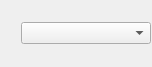
Above: qt/qtgo/qtgo/PlayerWidget.ui from alecs1/home before the change. Below: the same form after it.
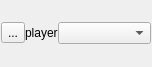
That is the form after the change.

Commit message: EOD. Can choose player strength, various stuffs. Publishable to GooglePlay.

```diff
--- a/qt/qtgo/qtgo/PlayerWidget.ui
+++ b/qt/qtgo/qtgo/PlayerWidget.ui
@@ -41,21 +41,28 @@
       <number>0</number>
      </property>
      <item>
-      <widget class="QLabel" name="playerColourLabel">
+      <widget class="QToolButton" name="playerSettingsButton">
        <property name="sizePolicy">
-        <sizepolicy hsizetype="Fixed" vsizetype="Fixed">
+        <sizepolicy hsizetype="Minimum" vsizetype="Fixed">
          <horstretch>0</horstretch>
          <verstretch>0</verstretch>
         </sizepolicy>
        </property>
-       <property name="minimumSize">
-        <size>
-         <width>20</width>
-         <height>20</height>
-        </size>
+       <property name="text">
+        <string>...</string>
        </property>
+      </widget>
+     </item>
+     <item>
+      <widget class="QLabel" name="playerLabel">
+       <property name="sizePolicy">
+        <sizepolicy hsizetype="Minimum" vsizetype="Fixed">
+         <horstretch>0</horstretch>
+         <verstretch>0</verstretch>
+        </sizepolicy>
+       </property>
        <property name="text">
-        <string/>
+        <string>player</string>
        </property>
       </widget>
      </item>
@@ -63,7 +70,7 @@
       <widget class="QComboBox" name="playerComboBox">
        <property name="sizePolicy">
         <sizepolicy hsizetype="MinimumExpanding" vsizetype="Fixed">
-         <horstretch>0</horstretch>
+         <horstretch>2</horstretch>
          <verstretch>0</verstretch>
         </sizepolicy>
        </property>
```
The commit also changes 16 other files.
